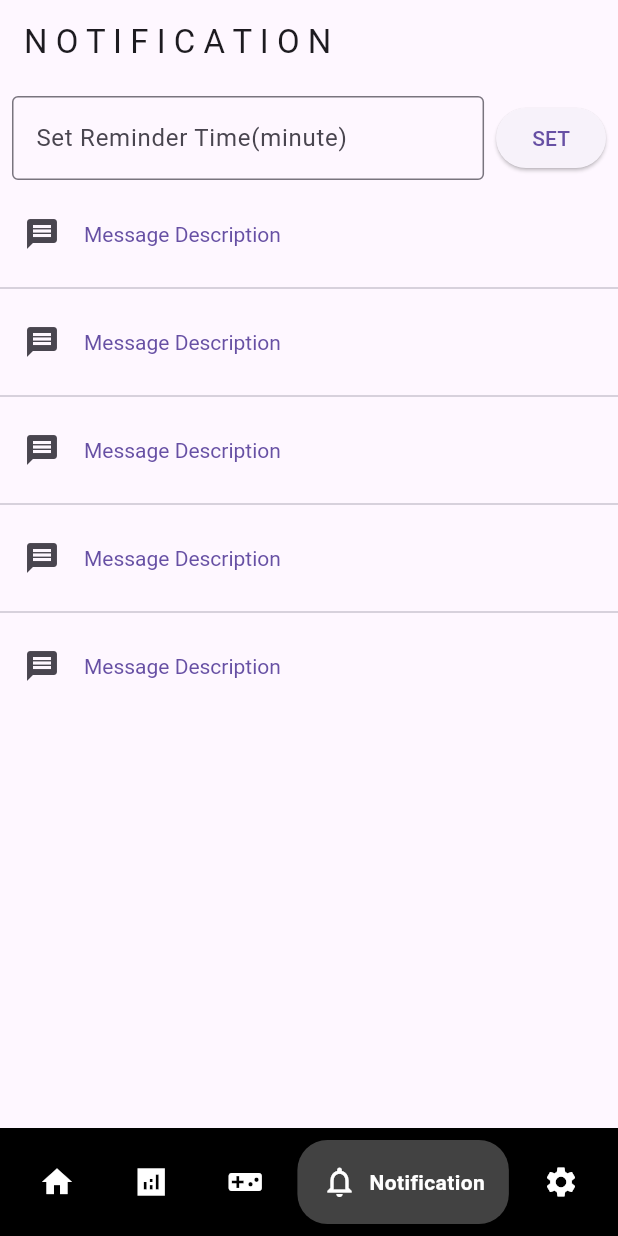
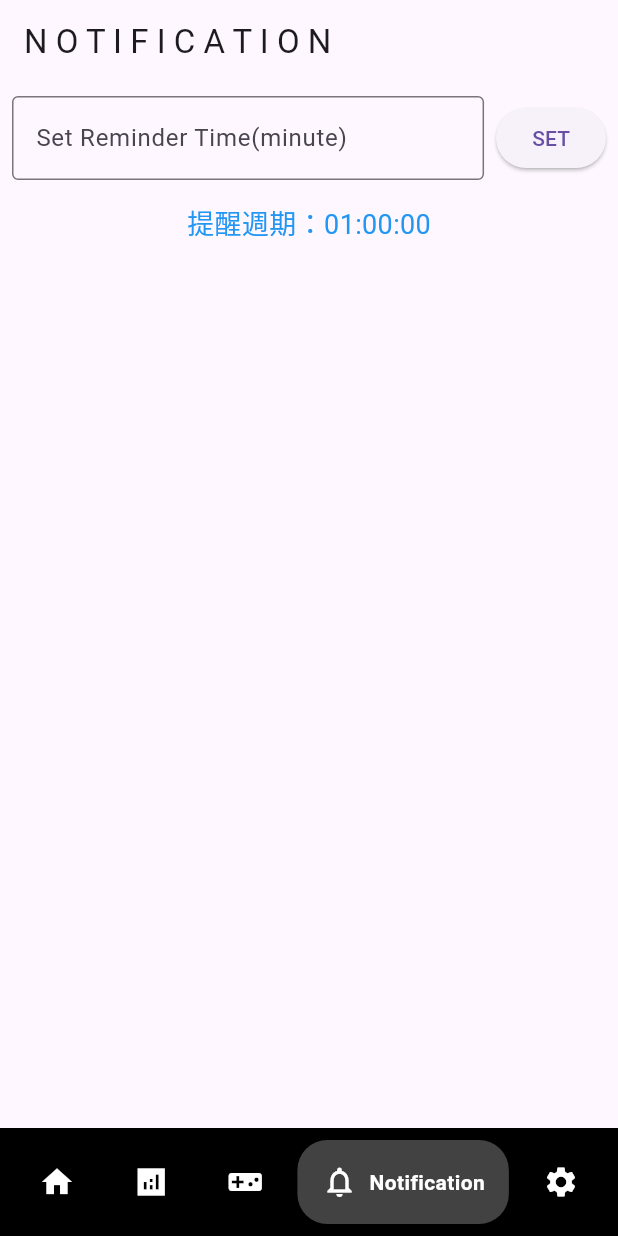
Before and after one commit to KennethOng02/PetCoin, a Flutter app: the screen it shows once a user with an empty profile is signed in, item 4 of the bottom bar chosen, on a phone screen of 412 x 824 dp. Run offline on Flutter 3.47's test engine with Material 3 defaults, Android fonts, the phone set to English and light mode, and no system bars; drawn by our look-alikes of google_nav_bar; our stand-ins replace cloud_firestore, firebase_auth, firebase_core, flutter_local_notifications, settings_ui; accounts and stored records are empty.

Commit message:
move reminder services to notification page

```diff
--- a/lib/screens/expense_page.dart
+++ b/lib/screens/expense_page.dart
@@ -2,6 +2,7 @@ import 'package:flutter/material.dart';
 import 'package:intl/intl.dart';
 import 'package:petcoin/services/firebase_services.dart';
 import 'package:petcoin/services/expense_item.dart';
+import 'package:petcoin/services/reminder_service.dart';
 import 'package:petcoin/widget/expense_tile.dart';
 
 class HomePage extends StatefulWidget {
--- a/lib/screens/notificationpage.dart
+++ b/lib/screens/notificationpage.dart
@@ -8,8 +8,47 @@ class NotificationPage extends StatefulWidget {
 
 class _NotificationPageState extends State<NotificationPage> {
   final _reminderController = TextEditingController();
-  final _reminderService = ReminderService();
   int _reminderInterval = 60; // 初始化提醒時間為 60 分鐘
+  final List<String> _notifications = [];
+  late ReminderService _reminderService;
+  int _remainingTime = 0;
+  bool _hasNewNotification = false;
+
+  void _addNotification(String message) {
+    setState(() {
+      _notifications.add(message);
+      _hasNewNotification = true;
+    });
+  }
+
+  void _updateRemainingTime(int remainingTime) {
+    setState(() {
+      _remainingTime = remainingTime;
+      if (_remainingTime == 0 && _notifications.isNotEmpty) {
+        _hasNewNotification = true;
+      }
+    });
+  }
+
+  String _formatDuration(Duration duration) {
+    String twoDigits(int n) => n.toString().padLeft(2, '0');
+    final hours = twoDigits(duration.inHours);
+    final minutes = twoDigits(duration.inMinutes.remainder(60));
+    final seconds = twoDigits(duration.inSeconds.remainder(60));
+    return '$hours:$minutes:$seconds';
+  }
+
+  @override
+  void initState() {
+    super.initState();
+
+    _reminderService = ReminderService(
+      onReminder: _addNotification,
+      onTick: _updateRemainingTime,
+    );
+
+    _reminderService.startReminder(60);
+  }
 
   @override
   Widget build(BuildContext context) {
@@ -49,51 +88,34 @@ class _NotificationPageState extends State<NotificationPage> {
               ],
             ),
           ),
-          // Padding(
-          //   padding: const EdgeInsets.all(8.0),
-          //   child: Text(
-          //     '提醒週期：${_formatDuration(Duration(minutes: _reminderInterval))}',
-          //     style: TextStyle(fontSize: 18, color: Colors.blue),
-          //   ),
-          // ),
+          Padding(
+            padding: const EdgeInsets.all(8.0),
+            child: Text(
+              '提醒週期：${_formatDuration(Duration(minutes: _reminderInterval))}',
+              style: TextStyle(fontSize: 18, color: Colors.blue),
+            ),
+          ),
           Expanded(
             child: ListView.separated(
                 itemBuilder: (context, index) {
                   return ListTile(
                     leading: Icon(Icons.message),
-                    title: message(index, context),
+                    title: Text(
+                      _notifications[index],
+                      style: TextStyle(
+                        fontSize: 14,
+                        color: Theme.of(context).colorScheme.primary,
+                      ),
+                    ),
                   );
                 },
                 separatorBuilder: (context, index) {
                   return Divider();
                 },
-                itemCount: 5),
+                itemCount: _notifications.length),
           ),
         ],
       ),
     );
   }
-
-  message(int index, BuildContext context) {
-    double textSize = 14;
-    return RichText(
-      maxLines: 3,
-      overflow: TextOverflow.ellipsis,
-      text: TextSpan(
-        text: 'Message Description',
-        style: TextStyle(
-          fontSize: textSize,
-          color: Theme.of(context).colorScheme.primary,
-        ),
-      ),
-    );
-  }
-
-  String _formatDuration(Duration duration) {
-    String twoDigits(int n) => n.toString().padLeft(2, '0');
-    final hours = twoDigits(duration.inHours);
-    final minutes = twoDigits(duration.inMinutes.remainder(60));
-    final seconds = twoDigits(duration.inSeconds.remainder(60));
-    return '$hours:$minutes:$seconds';
-  }
 }
--- a/lib/services/currency_service.dart
+++ b/lib/services/currency_service.dart
@@ -23,11 +23,6 @@ class CurrencyService {
     return currencies;
   }
 
-  Future<void> _getUserCurrency() async {
-    String userCurrency = await FirebaseService().getUserCurrency();
-    _userCurrency = userCurrency;
-  }
-
   Future<double> getExchangeRate(String fromCurrency, String toCurrency) async {
     await Future.delayed(Duration(seconds: 1)); // 模擬網絡延遲
     if (_rates.containsKey(fromCurrency) && _rates.containsKey(toCurrency)) {
--- a/lib/services/firebase_services.dart
+++ b/lib/services/firebase_services.dart
@@ -82,7 +82,7 @@ class FirebaseService {
           .convert(currentAmount, fromCurrency, toCurrency);
 
       batch.update(itemDoc.reference, {
-        'amount': updatedAmount.toString(),
+        'amount': updatedAmount.toStringAsFixed(2),
       });
     }
     await batch.commit();
```
Also changed, not shown: lib/screens/main_page.dart (+0 -18 lines), lib/screens/user_settings.dart (+7 -16 lines).
